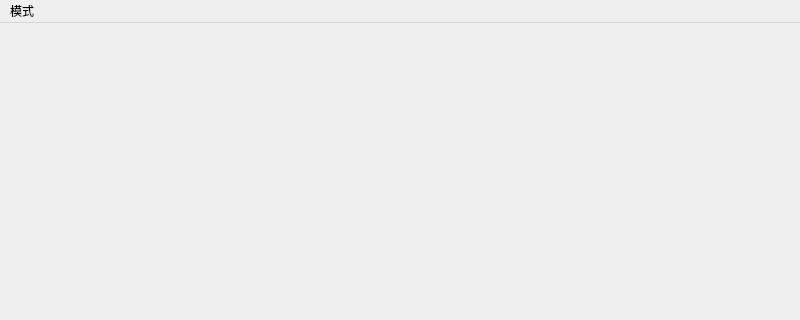
Qt form fianlexam/mainwindow.ui (cx-ym/QtCourse) before a commit; both pictures show x 0 to 800 and y 0 to 320 of the 800 by 600 pixel window.
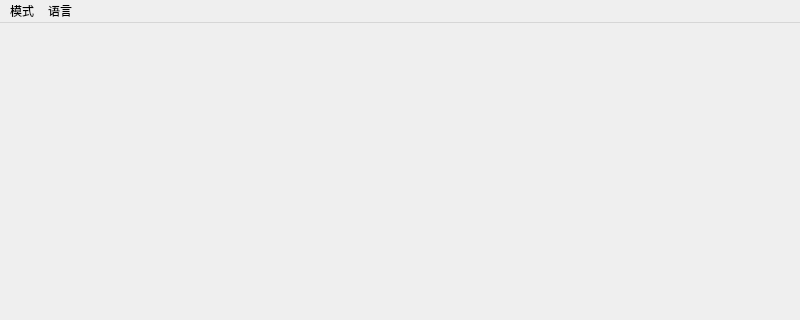
The same form after that commit.

What changed in the file:
```diff
--- a/fianlexam/mainwindow.ui
+++ b/fianlexam/mainwindow.ui
@@ -37,9 +37,18 @@
     <addaction name="science"/>
     <addaction name="programmer"/>
     <addaction name="date"/>
-    <addaction name="change"/>
+    <addaction name="currency"/>
+    <addaction name="capacity"/>
+   </widget>
+   <widget class="QMenu" name="menu_2">
+    <property name="title">
+     <string>语言</string>
+    </property>
+    <addaction name="Chinexe"/>
+    <addaction name="English"/>
    </widget>
    <addaction name="menu"/>
+   <addaction name="menu_2"/>
   </widget>
   <widget class="QStatusBar" name="statusbar"/>
   <action name="normal">
```
Left out of the diff: 28 changed lines with no effect on the pictures.
